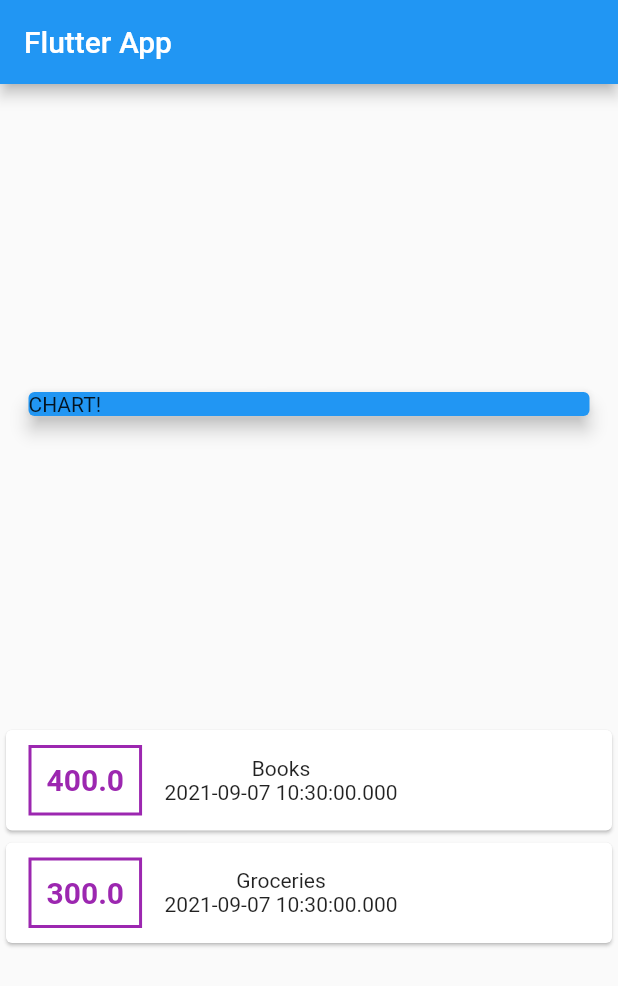
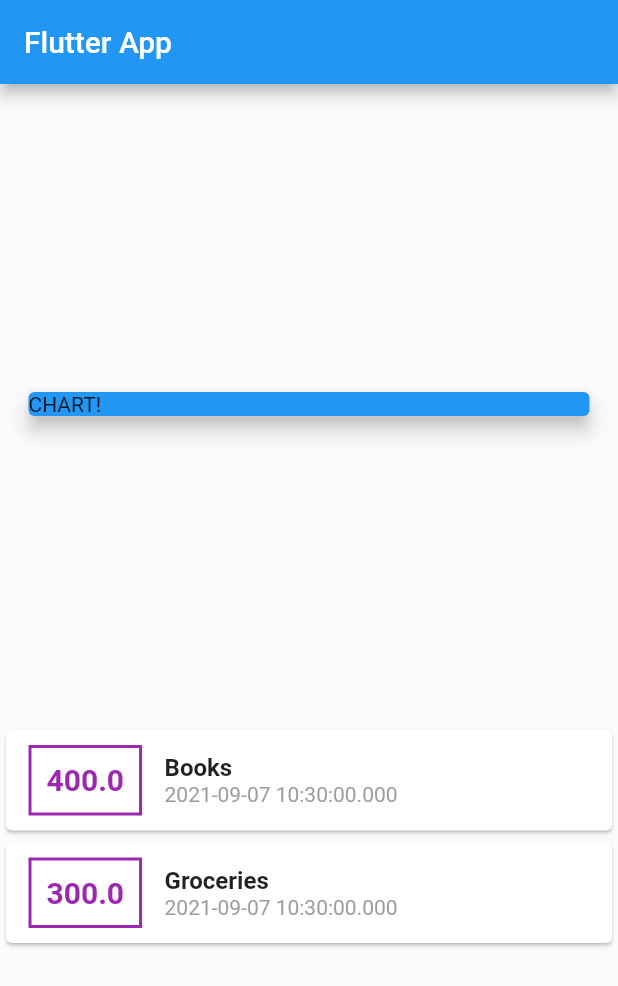
Before and after one commit to RitikaT19/expense-tracker, a Flutter app: the screen it shows after launch, on a phone screen of 412 x 824 dp. Shown: the top 986 px of the screen. Run offline on Flutter 3.47's test engine with Material 2 defaults, Android fonts, the phone set to English and light mode, and no system bars.

Commit message:
feat: added style to text

```diff
--- a/lib/main.dart
+++ b/lib/main.dart
@@ -68,9 +68,21 @@ class MyHomePage extends StatelessWidget {
                         ),
                       ),
                       Column(
+                        crossAxisAlignment: CrossAxisAlignment.start,
                         children: <Widget>[
-                          Text(tx.title),
-                          Text(tx.date.toString())
+                          Text(
+                            tx.title,
+                            style: TextStyle(
+                              fontSize: 16,
+                              fontWeight: FontWeight.bold,
+                            ),
+                          ),
+                          Text(
+                            tx.date.toString(),
+                            style: TextStyle(
+                              color: Colors.grey,
+                            ),
+                          )
                         ],
                       )
                     ],
```
